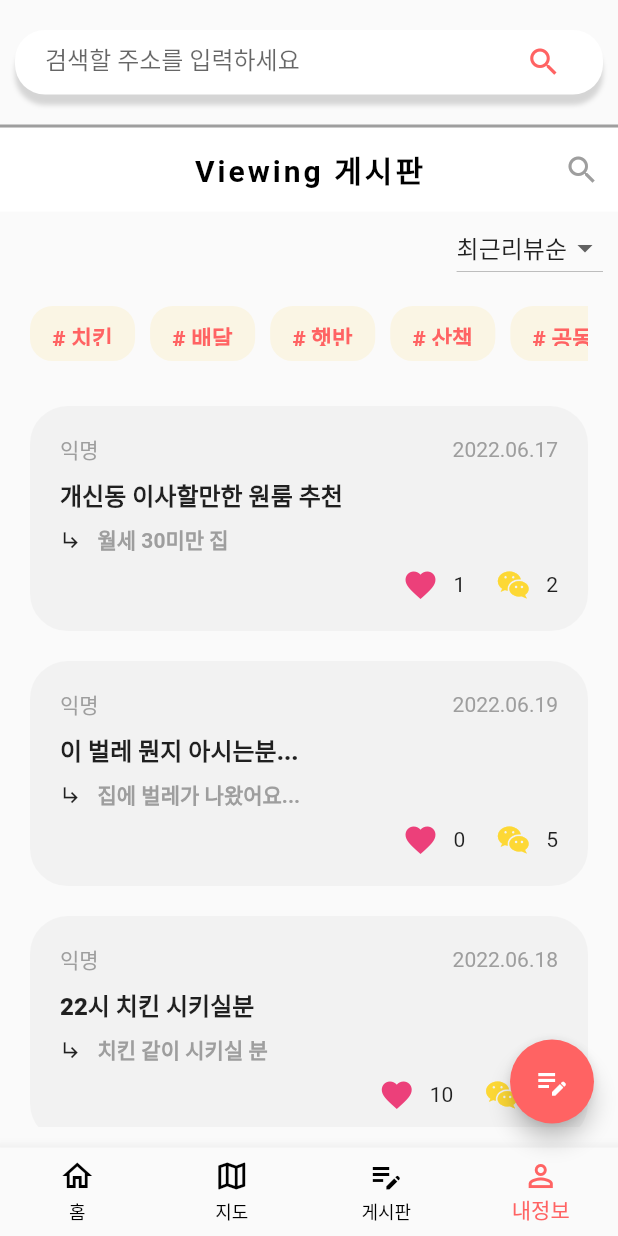
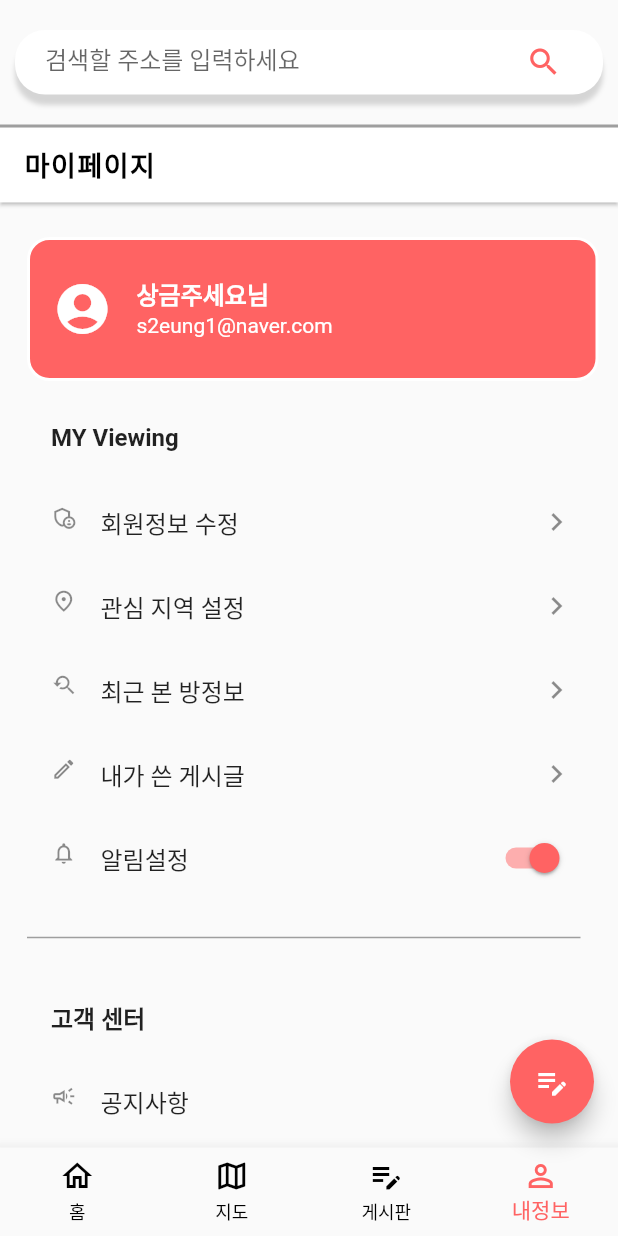
Before and after one commit to lookinmin/viewing, a Flutter app: the screen it shows after launch, item 4 of the bottom bar chosen, on a phone screen of 412 x 824 dp. Run offline on Flutter 3.47's test engine with Material 2 defaults, Android fonts, the phone set to English and light mode, and no system bars; our stand-ins replace carousel_slider, geolocator, percent_indicator, webview_flutter; missing offline and left inert: kakaomap_webview.

Commit message:
승원/MyPage Listview 구현

```diff
--- a/viewing/lib/main.dart
+++ b/viewing/lib/main.dart
@@ -5,6 +5,7 @@ import './roomInfo/room.dart';
 import './board/board.dart';
 import './writing/writingroom.dart';
 import './writing/writingboard.dart';
+import './mypage/mypage.dart';
 
 void main() {
   runApp(const Viewing());
@@ -49,7 +50,7 @@ class _HomeState extends State<Home> {
     // Map(),
     Map(),
     BoardPage(),
-    BoardPage()
+    MyPage()
   ];
 
   late List<GlobalKey<NavigatorState>> _navigatorKeyList;
--- a/viewing/lib/map.dart
+++ b/viewing/lib/map.dart
@@ -1,5 +1,4 @@
 import 'dart:convert';
-import 'dart:ffi';
 
 import 'package:kakaomap_webview/kakaomap_webview.dart';
 import 'package:flutter/material.dart';
--- /dev/null
+++ b/viewing/lib/mypage/mypage.dart
@@ -0,0 +1,229 @@
+import 'package:flutter/material.dart';
+import 'package:viewing/mypage/recent.dart';
+import 'dart:ui';
+
+void main() => runApp(const MyPage());
+
+class MyPage extends StatelessWidget {
+  const MyPage({Key? key}) : super(key: key);
+
+  @override
+  Widget build(BuildContext context) {
+    return MaterialApp(
+      initialRoute: '/',
+      routes: {
+        '/': (context) => MyPageState(),
+        '/recent': (context) => recent()
+      },
+    );
+  }
+}
+
+class MyPageState extends StatefulWidget {
+  const MyPageState({Key? key}) : super(key: key);
+
+  @override
+  State<MyPageState> createState() => _MyPageState();
+}
+
+class _MyPageState extends State<MyPageState> {
+  var _isNotificationOn = true;
+
+  @override
+  Widget build(BuildContext context) {
+    return Scaffold(
+        appBar: AppBar(
+          title: const Text(
+            '마이페이지',
+            style: TextStyle(
+              fontSize: 18.0,
+              letterSpacing: 1.0,
+              fontWeight: FontWeight.bold,
+              color: Colors.black,
+            ),
+          ),
+          elevation: 1.0,
+          toolbarHeight: 50.0,
+          backgroundColor: Colors.white,
+        ),
+        body: Container(
+          padding: EdgeInsets.all(3),
+          child: ListView(
+            padding: EdgeInsets.fromLTRB(15, 20, 10, 15),
+            children: [
+              Column(
+                children: [
+                  Container(
+                    width: 440.0,
+                    margin: EdgeInsets.only(bottom: 10),
+                    child: ListTile(
+                      contentPadding: EdgeInsets.fromLTRB(15, 10, 15, 10),
+                      shape: RoundedRectangleBorder(
+                          borderRadius: BorderRadius.circular(15),
+                          side: BorderSide(
+                            color: Colors.white,
+                            //color: Color.fromRGBO(255, 99, 99, 1),
+                            width: 2,
+                          )),
+                      tileColor: Color.fromRGBO(255, 99, 99, 1),
+                      textColor: Colors.white,
+                      iconColor: Colors.white,
+                      leading: Icon(Icons.account_circle, size: 40),
+                      title: Text(
+                        "상금주세요님",
+                        style: TextStyle(fontWeight: FontWeight.bold),
+                      ),
+                      subtitle: Text("s2eung1@naver.com"),
+                    ),
+                  ),
+                  ListTile(
+                    //contentPadding: EdgeInsets.only(top:10),
+                    title: Text(
+                      'MY Viewing',
+                      style: TextStyle(
+                        fontWeight: FontWeight.bold,
+                      ),
+                    ),
+                  ),
+                  ListTile(
+                    //dense: true,
+                    minLeadingWidth: 0,
+                    leading:
+                        Icon(Icons.admin_panel_settings_outlined, size: 17),
+                    title: Text('회원정보 수정'),
+                    trailing: Icon(Icons.chevron_right),
+                    onTap: () {
+                      Navigator.pushNamed(context, '/recent');
+                    },
+                  ),
+                  ListTile(
+                    //dense: true,
+                    minLeadingWidth: 0,
+                    leading: Icon(Icons.place_outlined, size: 17),
+                    title: Text('관심 지역 설정'),
+                    trailing: Icon(Icons.chevron_right),
+                    onTap: () {
+                      //Navigator.pushNamed(context, routeName);
+                    },
+                  ),
+                  ListTile(
+                    //dense: true,
+                    minLeadingWidth: 0,
+                    leading: Icon(Icons.youtube_searched_for, size: 17),
+                    title: Text('최근 본 방정보'),
+                    trailing: Icon(Icons.chevron_right),
+                    onTap: () {
+                      //Navigator.pushNamed(context, routeName);
+                    },
+                  ),
+                  ListTile(
+                    //dense: true,
+                    minLeadingWidth: 0,
+                    leading: Icon(Icons.edit_outlined, size: 17),
+                    title: Text('내가 쓴 게시글'),
+                    trailing: Icon(Icons.chevron_right),
+                    onTap: () {
+                      //Navigator.pushNamed(context, routeName);
+                    },
+                  ),
+                  ListTile(
+                    //dense: true,
+                    minLeadingWidth: 0,
+                    leading: Icon(Icons.notifications_outlined, size: 17),
+                    title: Text('알림설정'),
+                    trailing: Container(
+                        child: Switch(
+                            activeColor: Color.fromRGBO(255, 99, 99, 1),
+                            value: _isNotificationOn,
+                            onChanged: (bool value) => setState(() {
+                                  _isNotificationOn = value;
+                                }))),
+                    onTap: () {
+                      //Navigator.pushNamed(context, routeName);
+                    },
+                  ),
+                  Divider(
+                    height: 50,
+                    color: Colors.grey[500],
+                    thickness: 1,
+                    endIndent: 12,
+                  ),
+                ],
+              ),
+              Column(
+                children: [
+                  ListTile(
+                      title: Text(
+                    '고객 센터',
+                    style: TextStyle(fontWeight: FontWeight.bold),
+                  )),
+                  ListTile(
+                    //dense: true,
+                    minLeadingWidth: 0,
+                    leading: Icon(Icons.campaign_outlined, size: 17),
+                    title: Text('공지사항'),
+                    trailing: Icon(Icons.chevron_right),
+                    onTap: () {},
+                  ),
+                  ListTile(
+                    //dense: true,
+                    minLeadingWidth: 0,
+                    leading: Icon(Icons.help_outline_outlined, size: 17),
+                    title: Text('FAQ'),
+                    trailing: Icon(Icons.chevron_right),
+                    onTap: () {},
+                  ),
+                  ListTile(
+                    //dense: true,
+                    minLeadingWidth: 0,
+                    leading: Icon(Icons.question_answer_outlined, size: 17),
+                    title: Text('1:1 카카오 문의'),
+                    trailing: Icon(Icons.chevron_right),
+                    onTap: () {},
+                  ),
+                  Divider(
+                    height: 50,
+                    color: Colors.grey[500],
+                    thickness: 1,
+                    endIndent: 15.0,
+                  ),
+                ],
+              ),
+              Column(
+                children: [
+                  ListTile(
+                      title: Text(
+                    '이용 안내',
+                    style: TextStyle(fontWeight: FontWeight.bold),
+                  )),
+                  ListTile(
+                    dense: true,
+                    minLeadingWidth: 0,
+                    leading: Icon(Icons.verified_user_outlined, size: 17),
+                    title: Text('앱 버전'),
+                    //trailing: Icon(Icons.add),
+                    onTap: () {},
+                  ),
+                  ListTile(
+                    dense: true,
+                    minLeadingWidth: 0,
+                    leading: Icon(Icons.policy_outlined, size: 17),
+                    title: Text('서비스 이용약관'),
+                    trailing: Icon(Icons.chevron_right),
+                    onTap: () {},
+                  ),
+                  ListTile(
+                    dense: true,
+                    minLeadingWidth: 0,
+                    leading: Icon(Icons.privacy_tip_outlined, size: 17),
+                    title: Text('개인정보 처리방침'),
+                    trailing: Icon(Icons.chevron_right),
+                    onTap: () {},
+                  ),
+                ],
+              )
+            ],
+          ),
+        ));
+  }
+}
--- /dev/null
+++ b/viewing/lib/mypage/recent.dart
@@ -0,0 +1,50 @@
+import 'package:flutter/material.dart';
+
+class recent extends StatefulWidget {
+  const recent({Key? key}) : super(key: key);
+
+  @override
+  State<recent> createState() => _recentState();
+}
+
+class _recentState extends State<recent> {
+  @override
+  Widget build(BuildContext context) {
+    return Scaffold(
+        appBar: AppBar(
+          title: Text(
+            '회원정보 수정',
+            style: TextStyle(
+                fontSize: 18.0,
+                fontWeight: FontWeight.bold,
+                color: Colors.black),
+          ),
+          toolbarHeight: 50.0,
+          backgroundColor: Colors.white,
+          iconTheme: IconThemeData(
+            color: Colors.grey,
+          ),
+        ),
+        body: Padding(
+          padding: EdgeInsets.all(0),
+          child: ListView(
+            padding: EdgeInsets.fromLTRB(15, 8, 15, 8),
+            children: [
+              Column(
+                children: [
+                  ListTile(title: Text('닉네임 변경')),
+                  ListTile(
+                    //leading: Icon(Icons.watch),
+                    title: Text('비밀번호 변경'),
+                    trailing: Icon(Icons.chevron_right),
+                    // onTap: () {
+                    //   Navigator.pushNamed(context, '/recent');
+                    // },
+                  ),
+                ],
+              )
+            ],
+          ),
+        ));
+  }
+}
```
Also changed, not shown: viewing/pubspec.lock, 6 other files.
